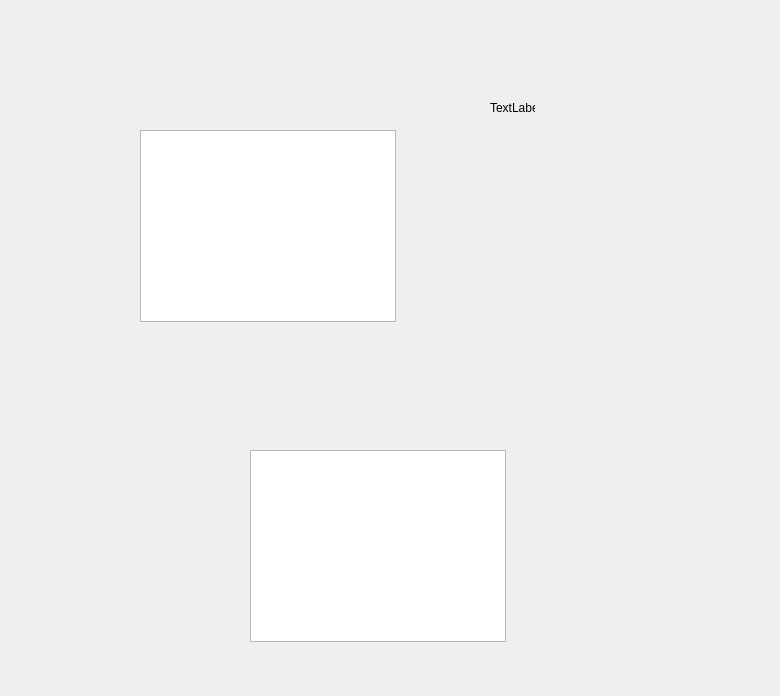
Alexx-Alt/QtProject, file studentprosmotr.ui: the form before one commit.
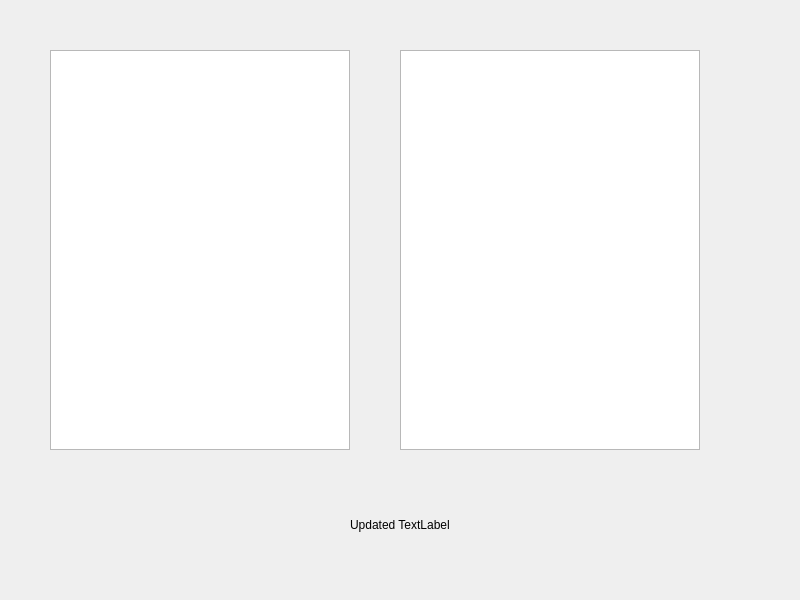
The form after the commit.

Diff of the .ui file:
```diff
--- a/studentprosmotr.ui
+++ b/studentprosmotr.ui
@@ -6,8 +6,8 @@
    <rect>
     <x>0</x>
     <y>0</y>
-    <width>780</width>
-    <height>696</height>
+                <width>800</width>
+                <height>600</height>
    </rect>
   </property>
   <property name="windowTitle">
@@ -16,34 +16,34 @@
   <widget class="QTableWidget" name="studentWidget">
    <property name="geometry">
     <rect>
-     <x>140</x>
-     <y>130</y>
-     <width>256</width>
-     <height>192</height>
+                    <x>50</x>
+                    <y>50</y>
+                    <width>300</width>
+                    <height>400</height>
     </rect>
    </property>
   </widget>
   <widget class="QListWidget" name="studentListWidget">
    <property name="geometry">
     <rect>
-     <x>250</x>
-     <y>450</y>
-     <width>256</width>
-     <height>192</height>
+                    <x>400</x>
+                    <y>50</y>
+                    <width>300</width>
+                    <height>400</height>
     </rect>
    </property>
   </widget>
   <widget class="QLabel" name="studentListLabel">
    <property name="geometry">
     <rect>
-     <x>490</x>
-     <y>100</y>
-     <width>45</width>
-     <height>15</height>
+                    <x>350</x>
+                    <y>500</y>
+                    <width>100</width>
+                    <height>50</height>
     </rect>
    </property>
    <property name="text">
-    <string>TextLabel</string>
+                <string>Updated TextLabel</string>
    </property>
   </widget>
  </widget>
```
Left out of the diff: 2 changed lines with no effect on the pictures. Lines whose indentation alone changed are shown as unchanged.
